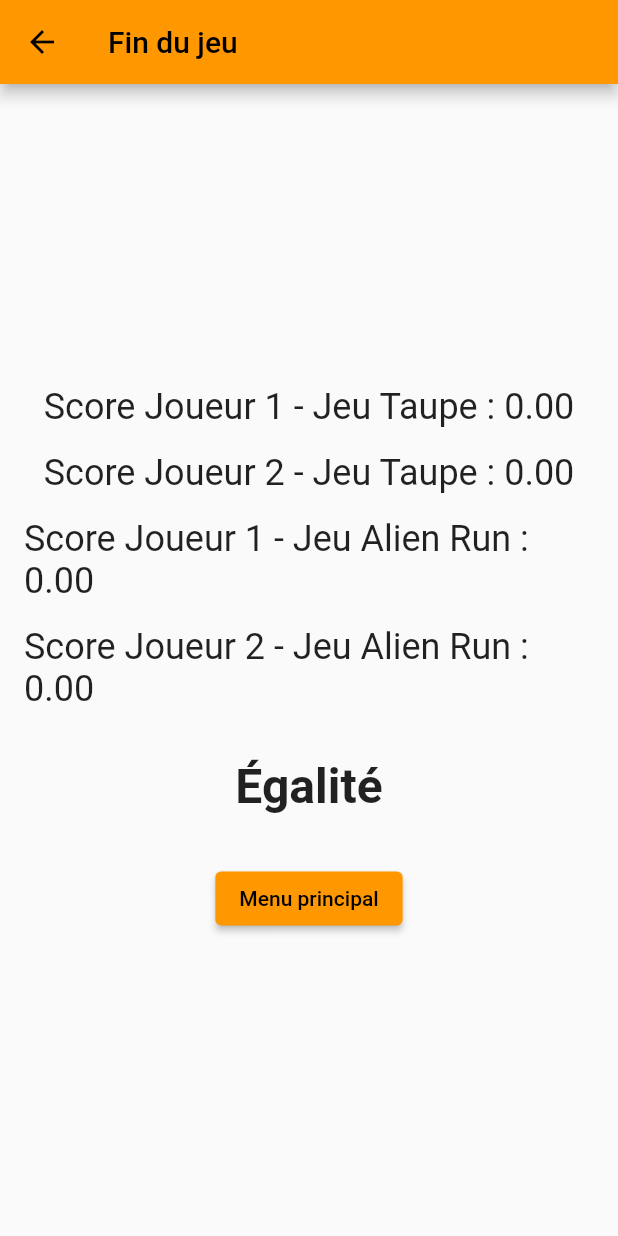
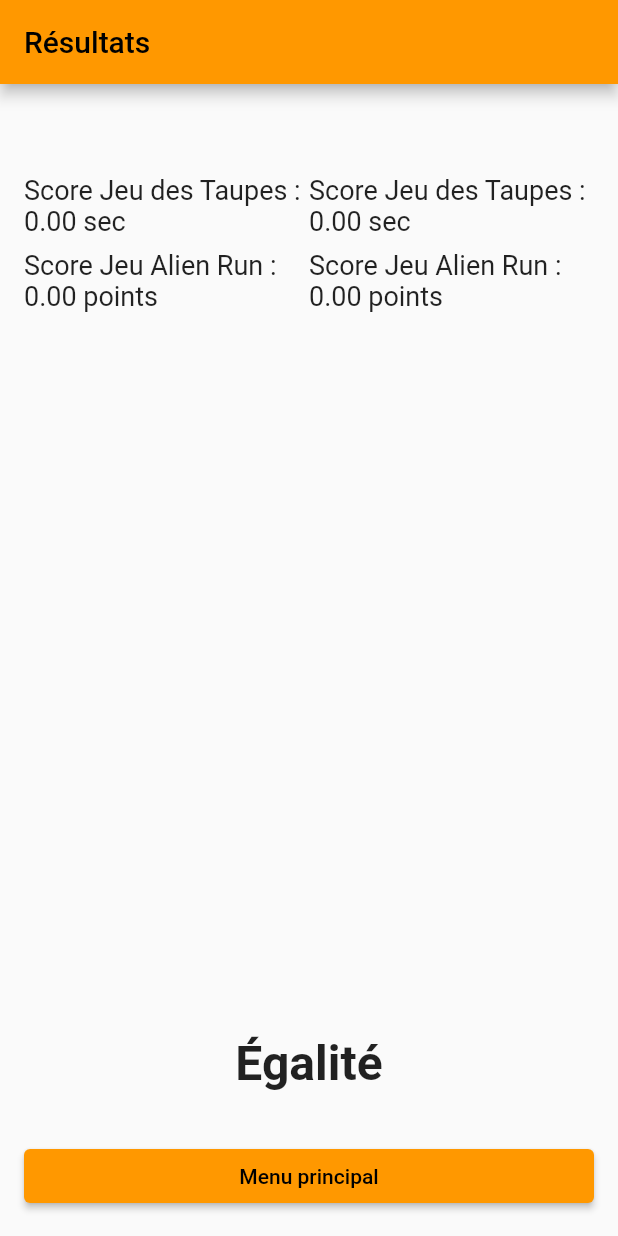
Before and after one commit to Snikyy4/projet_mob, a Flutter app: the FinMultijoueur screen opened directly, on a phone screen of 412 x 824 dp. Run offline on Flutter 3.47's test engine with Material 2 defaults, Android fonts, the phone set to English and light mode, and no system bars; our stand-ins replace sensors_plus, sqflite; missing offline and left inert: filesystem_picker, flutter_p2p_connection; accounts and stored records are empty.

Commit message:
tout est fini !

```diff
--- a/lib/finMultijoueur.dart
+++ b/lib/finMultijoueur.dart
@@ -4,8 +4,6 @@ import 'main.dart';
 import 'wifi_direct.dart';
 
 class FinMultijoueur extends StatelessWidget {
-
-
   FinMultijoueur({
     Key? key,
   }) : super(key: key);
@@ -16,7 +14,7 @@ class FinMultijoueur extends StatelessWidget {
   String determinerGagnant() {
     if (taupe1 < taupe2) {
       cptJoueur1++;
-    } else if (taupe1  > taupe2) {
+    } else if (taupe1 > taupe2) {
       cptJoueur2++;
     }
 
@@ -27,11 +25,23 @@ class FinMultijoueur extends StatelessWidget {
     }
 
     if (cptJoueur1 > cptJoueur2) {
-      int newNbVic = nb_victoires+1;
-      updateScore(newNbVic);
+      if (nom_user == nomJ1) {
+        print(nb_victoires);
+        nb_victoires++;
+        print("$nb_victoires et après");
+        updateScore(nb_victoires);
+      }
+
       return "$nomJ1 gagne !";
     } else if (cptJoueur1 < cptJoueur2) {
-      return "Joueur 2 gagne !";
+      if (nom_user == nomJ2) {
+        print(nb_victoires);
+        nb_victoires++;
+        print("$nb_victoires et après");
+        updateScore(nb_victoires);
+      }
+
+      return "$nomJ2 gagne !";
     } else {
       return "Égalité";
     }
@@ -41,36 +51,69 @@ class FinMultijoueur extends StatelessWidget {
   Widget build(BuildContext context) {
     return Scaffold(
       appBar: AppBar(
-        title: const Text("Fin du jeu"),
+        title: const Text("Résultats"),
+        automaticallyImplyLeading: false, // Désactiver le bouton de retour
       ),
       body: Padding(
         padding: const EdgeInsets.all(16.0),
         child: Column(
-          mainAxisAlignment: MainAxisAlignment.center,
+          crossAxisAlignment: CrossAxisAlignment.stretch,
+          children: <Widget>[
+            Expanded(
+              child: Row(
+                children: <Widget>[
+                  Expanded(
+                    child: Column(
+                      crossAxisAlignment: CrossAxisAlignment.start,
                       children: <Widget>[
                         Text(
-              "Score Joueur 1 - Jeu Taupe : ${taupe1.toStringAsFixed(2)}",
-              style: const TextStyle(fontSize: 24),
+                          nomJ1,
+                          style: const TextStyle(
+                              fontSize: 24, fontWeight: FontWeight.bold),
                         ),
                         const SizedBox(height: 16),
                         Text(
-              "Score Joueur 2 - Jeu Taupe : ${taupe2.toStringAsFixed(2)}",
-              style: const TextStyle(fontSize: 24),
+                          "Score Jeu des Taupes : ${taupe1.toStringAsFixed(2)} sec",
+                          style: const TextStyle(fontSize: 18),
+                        ),
+                        const SizedBox(height: 8),
+                        Text(
+                          "Score Jeu Alien Run : ${alienRun1.toStringAsFixed(2)} points",
+                          style: const TextStyle(fontSize: 18),
+                        ),
+                      ],
+                    ),
+                  ),
+                  Expanded(
+                    child: Column(
+                      crossAxisAlignment: CrossAxisAlignment.start,
+                      children: <Widget>[
+                        Text(
+                          nomJ2,
+                          style: const TextStyle(
+                              fontSize: 24, fontWeight: FontWeight.bold),
                         ),
                         const SizedBox(height: 16),
                         Text(
-              "Score Joueur 1 - Jeu Alien Run : ${alienRun1.toStringAsFixed(2)}",
-              style: const TextStyle(fontSize: 24),
+                          "Score Jeu des Taupes : ${taupe2.toStringAsFixed(2)} sec",
+                          style: const TextStyle(fontSize: 18),
                         ),
-            const SizedBox(height: 16),
+                        const SizedBox(height: 8),
                         Text(
-              "Score Joueur 2 - Jeu Alien Run : ${alienRun2.toStringAsFixed(2)}",
-              style: const TextStyle(fontSize: 24),
+                          "Score Jeu Alien Run : ${alienRun2.toStringAsFixed(2)} points",
+                          style: const TextStyle(fontSize: 18),
+                        ),
+                      ],
+                    ),
+                  ),
+                ],
+              ),
             ),
             const SizedBox(height: 32),
             Text(
-              "${determinerGagnant()}",
+              determinerGagnant(),
               style: const TextStyle(fontSize: 32, fontWeight: FontWeight.bold),
+              textAlign: TextAlign.center,
             ),
             const SizedBox(height: 32),
             ElevatedButton(
@@ -85,7 +128,8 @@ class FinMultijoueur extends StatelessWidget {
                       scoreAlien: scoreAlienRun,
                       tempsBoussole: temps_boussole,
                       tempsLab: temps_lab,
-                          )),
+                    ),
+                  ),
                 );
               },
               child: const Text("Menu principal"),
--- a/lib/taupes.dart
+++ b/lib/taupes.dart
@@ -118,10 +118,14 @@ class _MoleGameState extends State<MoleGame> {
             if (widget.isPlayerOne!) {
               taupe1 = total;
               sendMessage("T1/$taupe1");
+              sendMessage("NV1/$nb_victoires");
+              sendMessage("P1/$nom_user");
               showDia(total, true);
             } else {
               taupe2 = total;
               sendMessage("T2/$taupe2");
+              sendMessage("NV2/$nb_victoires");
+              sendMessage("P2/$nom_user");
               showDia(total, false);
             }
           }
```
Also changed, not shown: lib/wifi_direct.dart (+21 -11 lines). Lines whose indentation alone changed are shown as unchanged.
